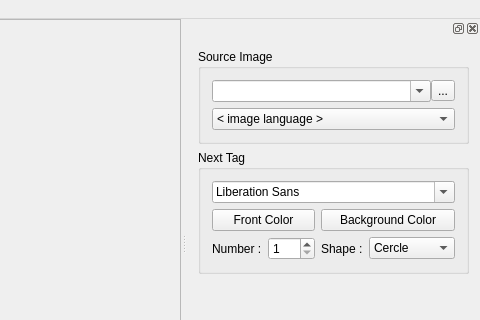
Before: the Qt Designer form mainwindow.ui in redkite001/imagetagger, drawn with Qt 5; both pictures show x 287 to 767 and y 0 to 320 of the 767 by 488 pixel window.
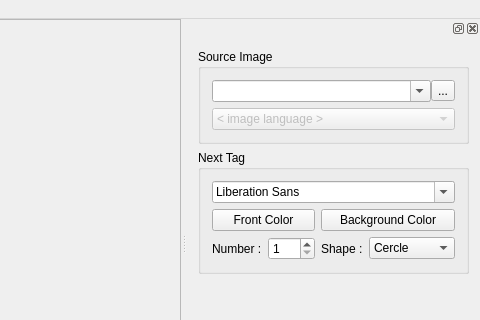
After: the same form once the commit is applied.

What changed in the file:
```diff
--- a/mainwindow.ui
+++ b/mainwindow.ui
@@ -78,8 +78,8 @@
   <widget class="QDockWidget" name="toolDW">
    <property name="minimumSize">
     <size>
-     <width>253</width>
-     <height>246</height>
+     <width>269</width>
+     <height>247</height>
     </size>
    </property>
    <property name="acceptDrops">
@@ -127,6 +127,9 @@
          <layout class="QHBoxLayout" name="horizontalLayout_2">
           <item>
            <widget class="QComboBox" name="imageLanguageCB">
+            <property name="enabled">
+             <bool>false</bool>
+            </property>
             <item>
              <property name="text">
               <string>&lt; image language &gt;</string>
```
Left out of the diff: 35 changed lines with no effect on the pictures.
